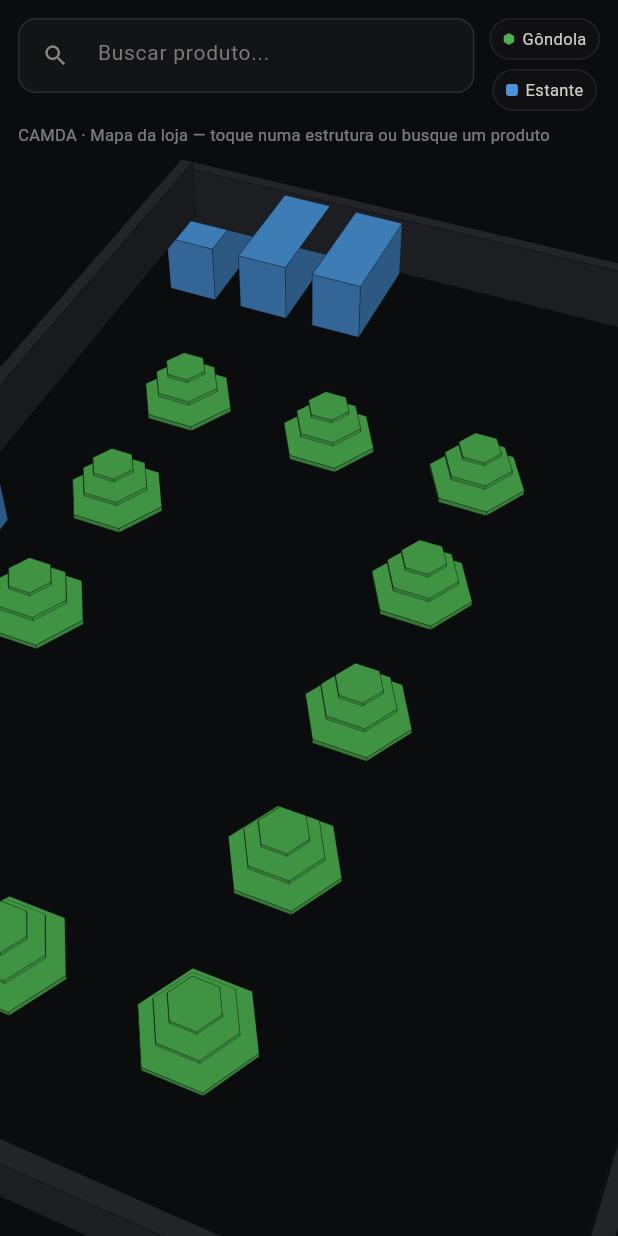
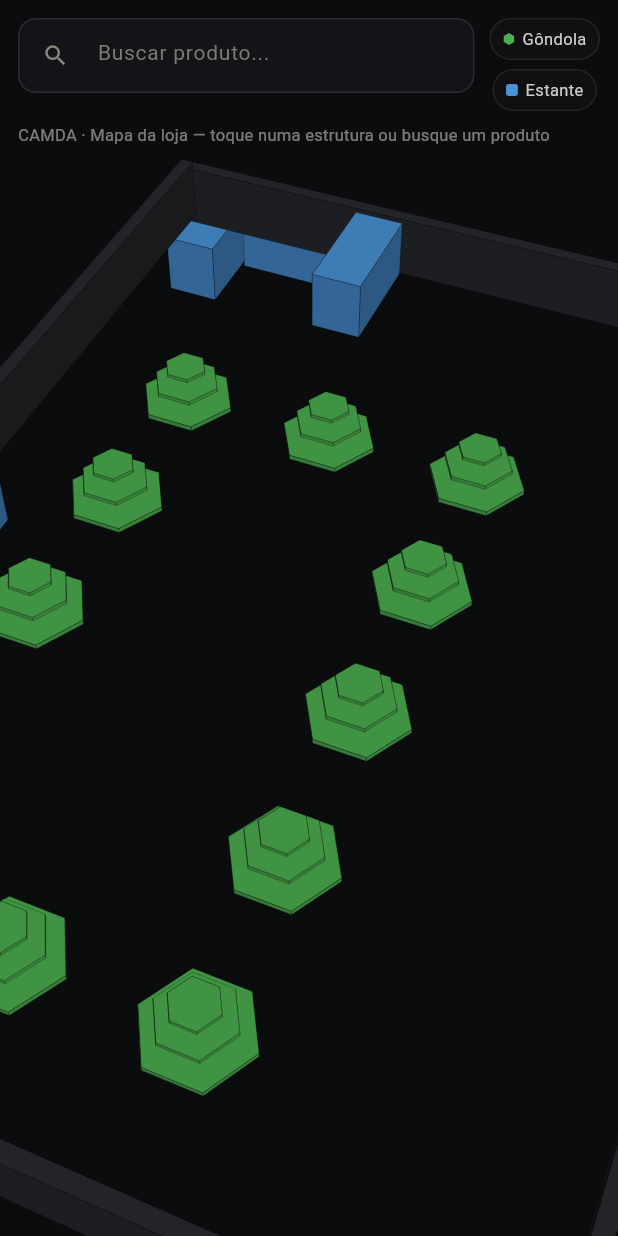
Before and after one commit to LeoLira1/Gondolas, a Flutter app: the screen it shows after launch, on a phone screen of 412 x 824 dp. Run offline on Flutter 3.47's test engine with Material 3 defaults, Android fonts, the phone set to English and light mode, and no system bars; our stand-ins replace shared_preferences; missing offline and left inert: libsql_dart.

```diff
--- a/lib/loja_scene.dart
+++ b/lib/loja_scene.dart
@@ -58,7 +58,7 @@ const List<ItemLoja> itensLoja = [
   ItemLoja(tipo: 'gondola', numero:  1, x: 6.0, z: 12.0),
   // 8 estantes encostadas nas paredes
   ItemLoja(tipo: 'estante', numero: 7, x: 1.00, z:  1.0, w: 0.7, d: 1.6),
-  ItemLoja(tipo: 'estante', numero: 8, x: 2.10, z:  1.0, w: 0.7, d: 1.6),
+  ItemLoja(tipo: 'estante', numero: 8, x: 2.10, z: 0.55, w: 1.4, d: 0.7),
   ItemLoja(tipo: 'estante', numero: 6, x: 3.20, z:  1.0, w: 0.7, d: 1.6),
   ItemLoja(tipo: 'estante', numero: 2, x: 9.45, z:  2.0, w: 0.7, d: 1.6),
   ItemLoja(tipo: 'estante', numero: 1, x: 9.45, z:  4.0, w: 0.7, d: 1.6),
```
